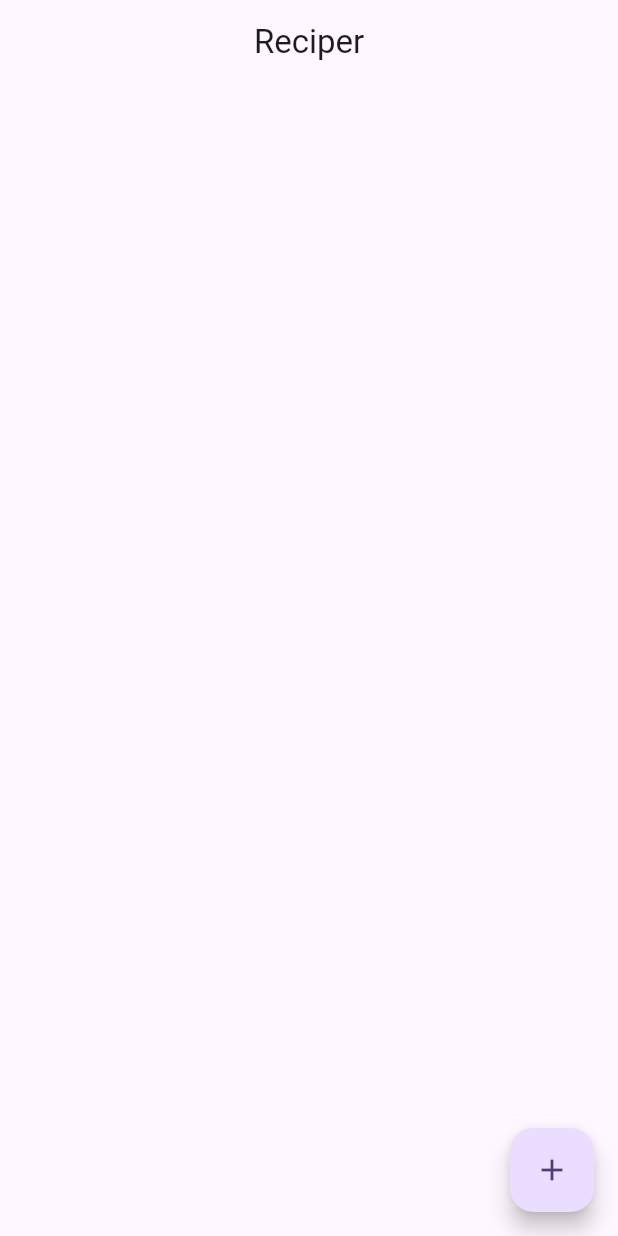
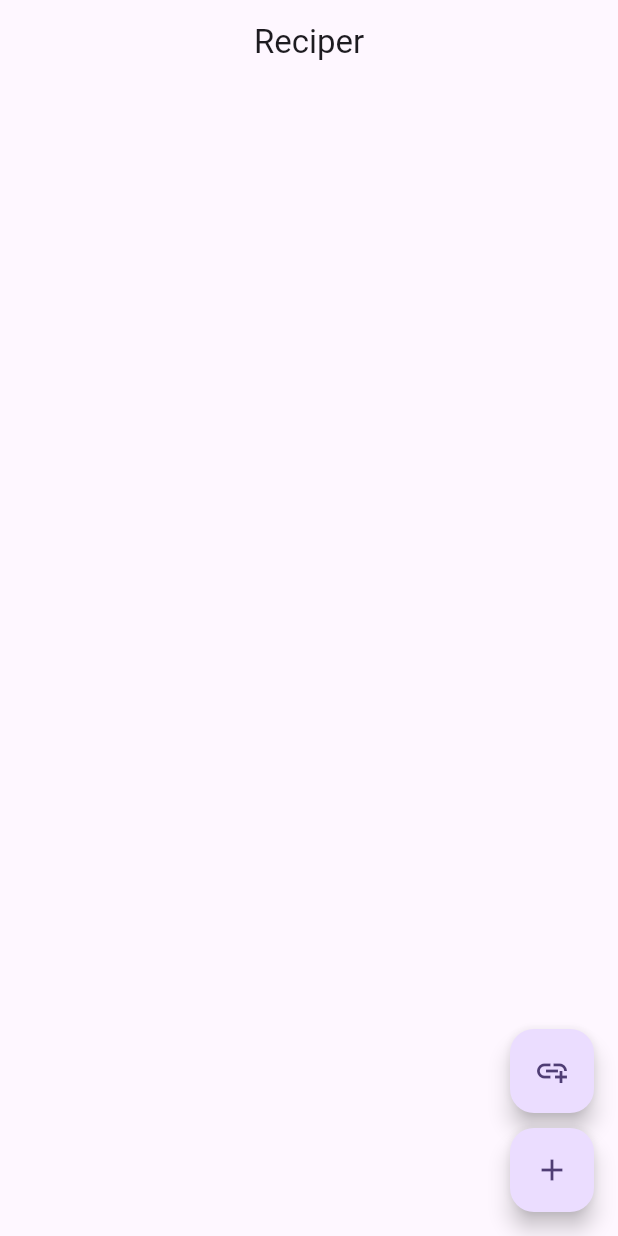
Before and after one commit to judemont/reciper, a Flutter app: the screen it shows after launch, on a phone screen of 412 x 824 dp. Run offline on Flutter 3.47's test engine with Material 3 defaults, Android fonts, the light colour scheme and no system bars; our stand-ins replace sqflite, sqflite_common_ffi; missing offline and left inert: encrypt, marmiteur; accounts and stored records are empty.

Commit message:
import recipe from internet

```diff
--- a/lib/widgets/homePage.dart
+++ b/lib/widgets/homePage.dart
@@ -1,4 +1,5 @@
 import 'package:flutter/material.dart';
+import 'package:reciper/widgets/extractRecipeButton.dart';
 import 'newRecipeButton.dart';
 import '../database.dart';
 import '../models/recipe.dart';
@@ -39,7 +40,14 @@ class _HomePageState extends State<HomePage> {
                 icon: const Icon(Icons.delete)),
         ],
       ),
-      floatingActionButton: NewRecipeButton(reloadRecipes: loadRecipes),
+      floatingActionButton: Column(
+        mainAxisAlignment: MainAxisAlignment.end,
+        children: [
+          ExtractRecipeButton(reloadRecipes: loadRecipes),
+          SizedBox(height: 10),
+          NewRecipeButton(reloadRecipes: loadRecipes),
+        ],
+      ),
       body: SingleChildScrollView(
         child: RecipeListView(
           reloadRecipes: loadRecipes,
--- a/lib/widgets/recipeViewPage.dart
+++ b/lib/widgets/recipeViewPage.dart
@@ -18,10 +18,13 @@ class _RecipeViewPageState extends State<RecipeViewPage> {
   @override
   Widget build(BuildContext context) {
     List<String> ingredientsList = widget.recipe.ingredients.split("\n");
+    ingredientsList.removeWhere((element) => element == "");
+
     if (ingredientsList.isEmpty) {
       ingredientsList.add(widget.recipe.ingredients);
     }
     List<String> stepsList = widget.recipe.steps.split("\n");
+    stepsList.removeWhere((element) => element == "");
     if (stepsList.isEmpty) {
       stepsList.add(widget.recipe.ingredients);
     }
```
Also changed, not shown: lib/widgets/extractRecipeButton.dart (added, +75 -0 lines).
